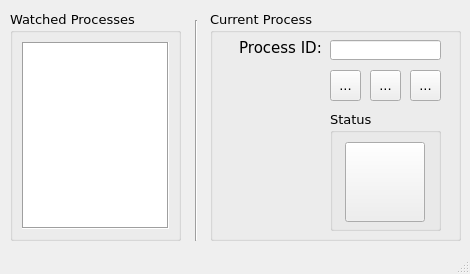
dpsm/pwatchdog, file pwatchdog.ui: the form before one commit.
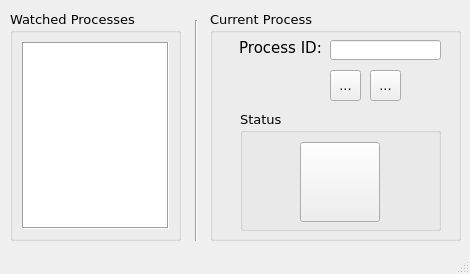
The form after the commit. Icons and pictures are not drawn.

Commit message: Removing attach/detach buttons.

Patch:
```diff
--- a/pwatchdog.ui
+++ b/pwatchdog.ui
@@ -181,38 +181,12 @@
       <set>Qt::AlignCenter</set>
      </property>
     </widget>
-    <widget class="QToolButton" name="detachButton" >
-     <property name="geometry" >
-      <rect>
-       <x>200</x>
-       <y>60</y>
-       <width>31</width>
-       <height>31</height>
-      </rect>
-     </property>
-     <property name="toolTip" >
-      <string>Detach Process</string>
-     </property>
-     <property name="text" >
-      <string>...</string>
-     </property>
-     <property name="icon" >
-      <iconset resource="pwatchdog.qrc" >
-       <normaloff>:/images/images/detached.png</normaloff>:/images/images/detached.png</iconset>
-     </property>
-     <property name="iconSize" >
-      <size>
-       <width>30</width>
-       <height>30</height>
-      </size>
-     </property>
-    </widget>
     <widget class="QGroupBox" name="groupBox_3" >
      <property name="geometry" >
       <rect>
-       <x>120</x>
+       <x>30</x>
        <y>100</y>
-       <width>111</width>
+       <width>201</width>
        <height>121</height>
       </rect>
      </property>
```
Left out of the diff: 13 changed lines with no effect on the pictures. The commit also changes 8 other files.
